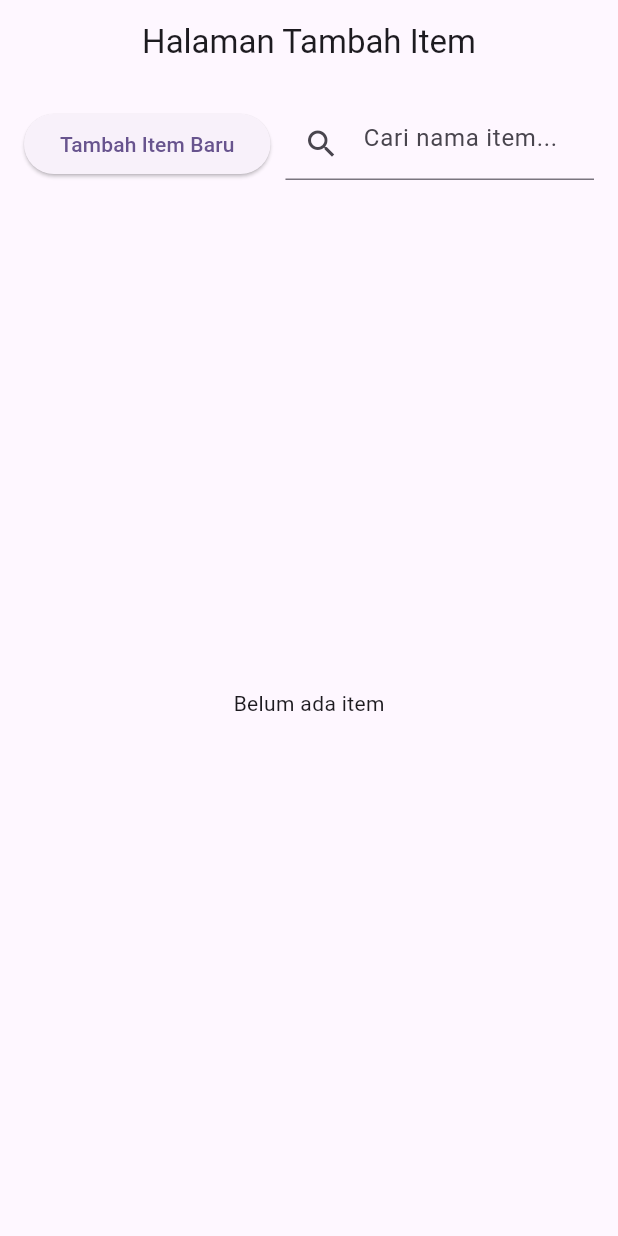
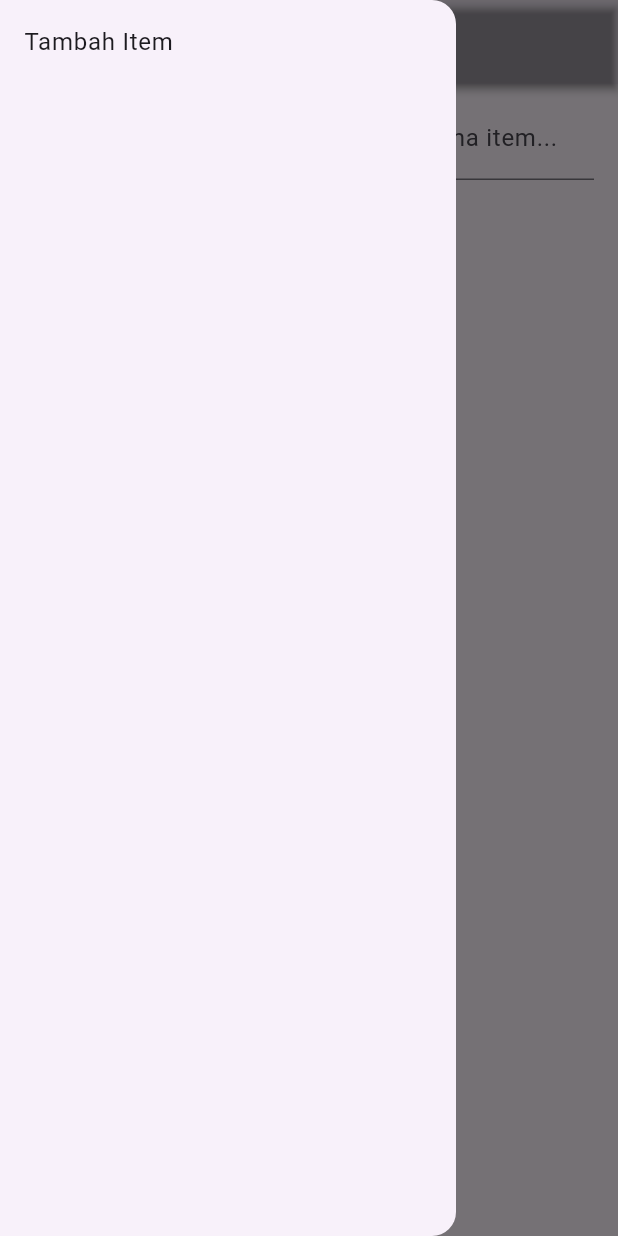
Before and after one commit to TehGaa/program_toko, a Flutter app: the ItemPage screen opened directly, with the side drawer open (before the commit the screen has no drawer), on a phone screen of 412 x 824 dp. Run offline on Flutter 3.47's test engine with Material 3 defaults, Android fonts, the phone set to English and light mode, and no system bars; our stand-ins replace drift, flutter_multi_formatter; accounts and stored records are empty; generated files the repository leaves out were written again.

Commit message:
polish halaman item

```diff
--- a/lib/Item/page/item_page.dart
+++ b/lib/Item/page/item_page.dart
@@ -2,9 +2,12 @@ import 'package:flutter/material.dart';
 import 'package:project_toko/Item/model/item_with_unit_conversions.dart';
 import 'package:flutter/services.dart';
 import 'dart:async';
+import 'package:intl/intl.dart';
+import 'package:project_toko/appbar.dart';
 
 import 'package:project_toko/database/database_instance.dart' as globals;
 import 'package:flutter_multi_formatter/flutter_multi_formatter.dart';
+import 'package:project_toko/drawer.dart';
 
 class ItemPage extends StatefulWidget {
   const ItemPage({super.key});
@@ -16,10 +19,12 @@ class _ItemPageState extends State<ItemPage> {
   Future<List<ItemWithUnitConversions>>? _itemsFuture;
   TextEditingController _searchController = TextEditingController();
   Timer? _debounce;
+  final formatCurrency = NumberFormat.currency(locale: 'id_ID', symbol: 'Rp ', decimalDigits: 0);
 
   final _namaFormKey = GlobalKey<FormState>();
+  final _hargaFormKey = GlobalKey<FormState>();
   final _stokFormKey = GlobalKey<FormState>();
-  final _hargaFormKey = GlobalKey<FormState>();
+  final _unitFormKey = GlobalKey<FormState>();
 
   @override
   void initState() {
@@ -53,7 +58,8 @@ class _ItemPageState extends State<ItemPage> {
   @override
   Widget build(BuildContext context) {
     return Scaffold(
-      appBar: AppBar(title: Text("Halaman Tambah Item"), centerTitle: true),
+      appBar: buildAppBar(context, "Halaman Tambah Item"),
+      drawer: ProjectTokoDrawer(),
       body: Padding(
         padding: const EdgeInsets.all(16.0),
         child: Column(
@@ -107,7 +113,7 @@ class _ItemPageState extends State<ItemPage> {
                             5, // misal 3 kolom per baris, sesuaikan sendiri
                         crossAxisSpacing: 8,
                         mainAxisSpacing: 8,
-                        childAspectRatio: 2, // lebar:tinggi item grid
+                        childAspectRatio: 1.5, // lebar:tinggi item grid
                       ),
                       itemCount: items.length,
                       itemBuilder: (context, index) {
@@ -123,11 +129,11 @@ class _ItemPageState extends State<ItemPage> {
                               child: Column(
                                 children: [
                                   Text(
-                                    "Nama Item: ${item.item?.namaItem}",
+                                    "Nama Item: ${item.item?.namaItem.toUpperCase()}",
                                     textAlign: TextAlign.left,
                                   ),
                                   Text(
-                                    "Harga Item: ${item.item?.hargaItem}",
+                                    "Harga Item: ${formatCurrency.format(item.item?.hargaItem)}",
                                     textAlign: TextAlign.left,
                                   ),
                                   Text(
@@ -137,6 +143,28 @@ class _ItemPageState extends State<ItemPage> {
                                   Text(
                                     "Unit: ${item.item?.unitTerkecil}",
                                     textAlign: TextAlign.left,
+                                  ),
+                                  Expanded(
+                                    child: SingleChildScrollView(
+                                      child: Column(
+                                        crossAxisAlignment:
+                                            CrossAxisAlignment.start,
+                                        children: [
+                                          Text(
+                                            "Konversi Unit:",
+                                            style: TextStyle(
+                                              fontWeight: FontWeight.bold,
+                                            ),
+                                          ),
+                                          ...?item.unitConversions?.map(
+                                            (unitConv) => Text(
+                                              "- ${unitConv.namaUnit} : ${unitConv.multiplier} ${item.item?.unitTerkecil}",
+                                              style: TextStyle(fontSize: 12),
+                                            ),
+                                          ),
+                                        ],
+                                      ),
+                                    ),
                                   ),
                                 ],
                               ),
@@ -174,6 +202,28 @@ class _ItemPageState extends State<ItemPage> {
             ),
           ),
           Form(
+            key: _hargaFormKey,
+            child: TextFormField(
+              keyboardType: TextInputType.number,
+              inputFormatters: [
+                FilteringTextInputFormatter.digitsOnly,
+                CurrencyInputFormatter(
+                  leadingSymbol: 'Rp ',
+                  useSymbolPadding: true,
+                  thousandSeparator: ThousandSeparator.Period,
+                  mantissaLength: 0,
+                ),
+              ],
+              decoration: InputDecoration(label: Text("Harga Item")),
+              validator: (String? value) {
+                if (value == null || value.isEmpty) {
+                  return 'Harga tidak boleh kosong!';
+                }
+                return null;
+              },
+            ),
+          ),
+          Form(
             key: _stokFormKey,
             child: TextFormField(
               keyboardType: TextInputType.number,
@@ -188,22 +238,12 @@ class _ItemPageState extends State<ItemPage> {
             ),
           ),
           Form(
-            key: _hargaFormKey,
+            key: _unitFormKey,
             child: TextFormField(
-              keyboardType: TextInputType.number,
-              inputFormatters: [
-                FilteringTextInputFormatter.digitsOnly,
-                CurrencyInputFormatter(
-                  leadingSymbol: 'Rp ',
-                  useSymbolPadding: true,
-                  thousandSeparator: ThousandSeparator.Period,
-                  mantissaLength: 0,
-                ),
-              ],
-              decoration: InputDecoration(label: Text("Harga")),
+              decoration: InputDecoration(label: Text("Unit Item")),
               validator: (String? value) {
                 if (value == null || value.isEmpty) {
-                  return 'Harga tidak boleh kosong!';
+                  return 'Unit item tidak boleh kosong!';
                 }
                 return null;
               },
--- /dev/null
+++ b/lib/appbar.dart
@@ -0,0 +1,11 @@
+import 'package:flutter/material.dart';
+
+AppBar buildAppBar(BuildContext context, String s) {
+  return AppBar(
+    title: Text(s),
+    elevation: 2.2,
+    backgroundColor: Colors.transparent,
+    iconTheme: const IconThemeData(color: Color.fromRGBO(38, 38, 38, 1)),
+    shadowColor: Color.fromRGBO(38, 38, 38, 1),
+  );
+}
--- a/pubspec.yaml
+++ b/pubspec.yaml
@@ -33,6 +33,7 @@ dependencies:
   drift: ^2.26.1
   drift_flutter: ^0.2.4
   path_provider: ^2.1.5
+  intl: ^0.18.0
 
   # The following adds the Cupertino Icons font to your application.
   # Use with the CupertinoIcons class for iOS style icons.
```
Also changed, not shown: lib/main.dart (+3 -10 lines), pubspec.lock.
